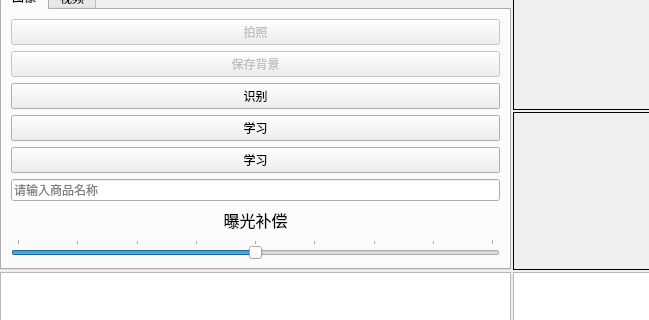
First picture: the form in app/camera.ui, repository wyc-go-for-it/qtforcamera, before the edit; both pictures show x 0 to 649 and y 383 to 703 of the 1023 by 869 pixel window.
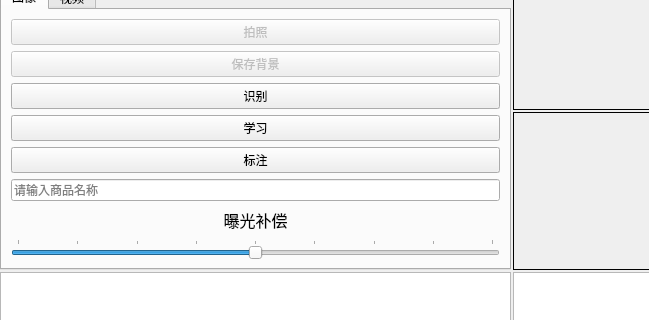
Second picture: the form after the edit.

Diff of the .ui file:
```diff
--- a/app/camera.ui
+++ b/app/camera.ui
@@ -345,7 +345,7 @@
              <bool>true</bool>
             </property>
             <property name="text">
-             <string>学习</string>
+             <string>标注</string>
             </property>
             <property name="checkable">
              <bool>true</bool>
```
